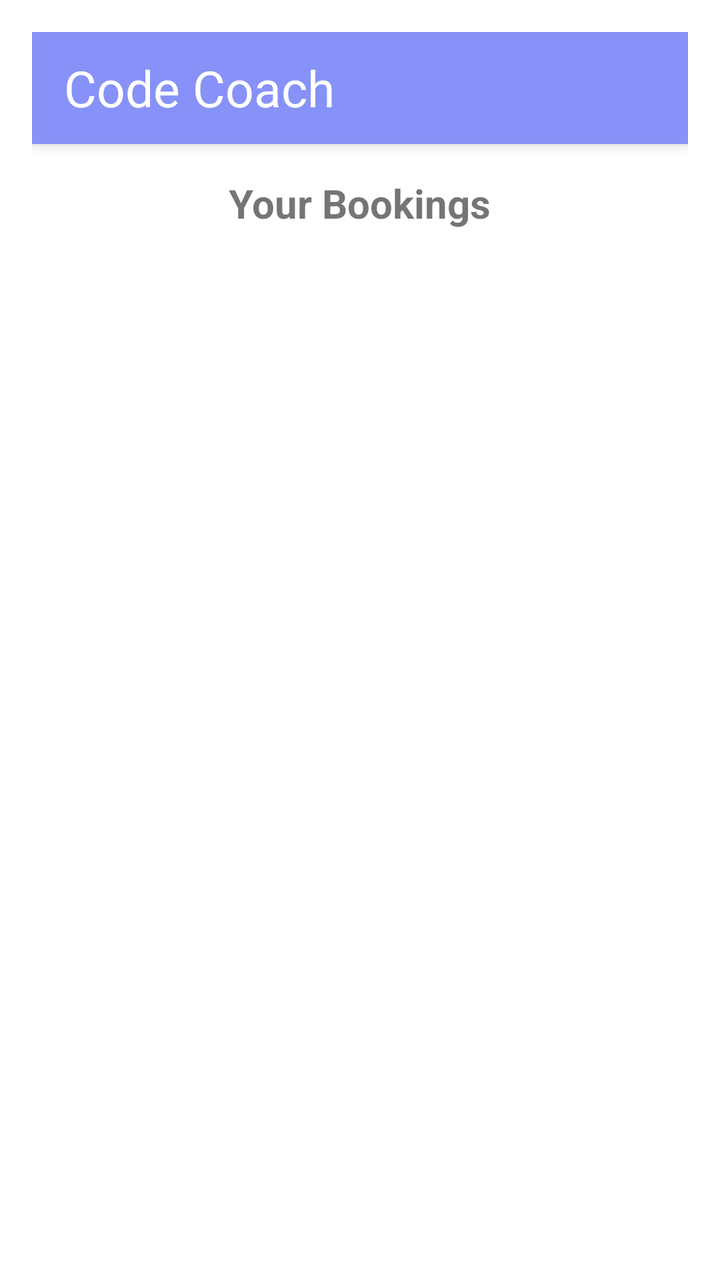
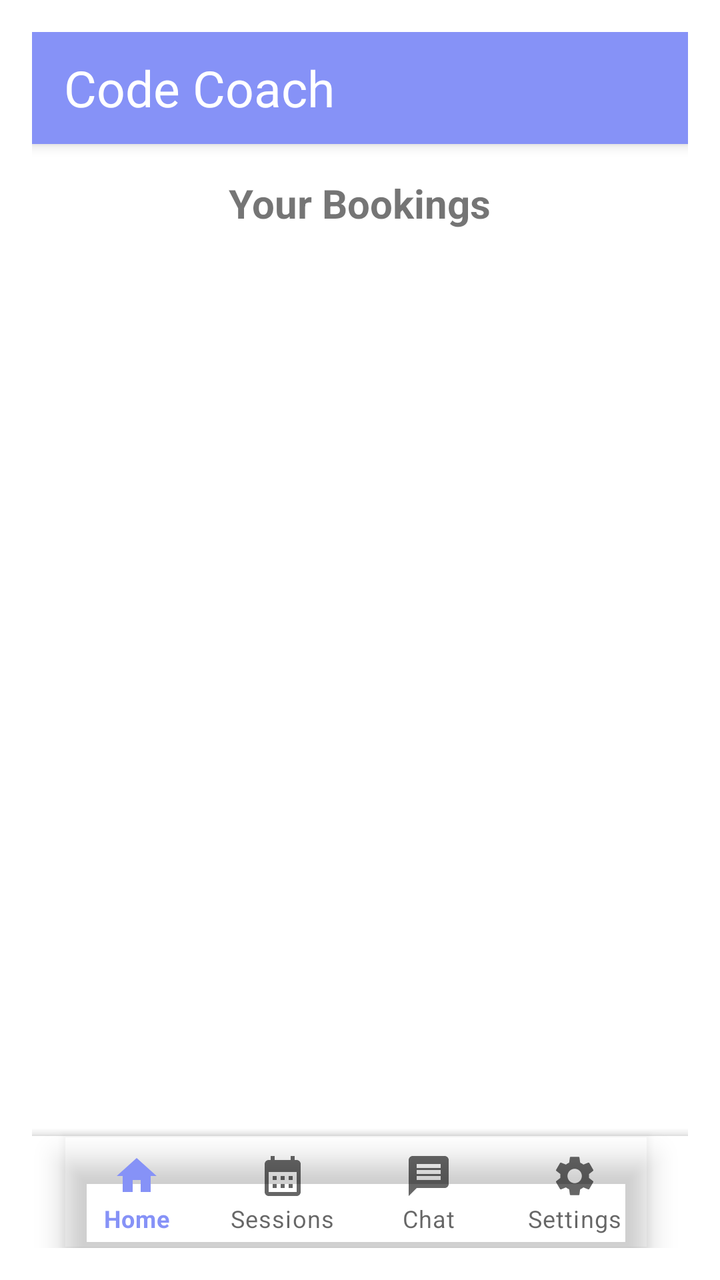

Compare the two renders of this Android layout. The source of the first and the diff that turns it into the second are given below.
<!-- AndroidManifest.xml: application theme Theme.CC -->
<!-- res/layout/activity_student_sessions.xml -->
<?xml version="1.0" encoding="utf-8"?>
<LinearLayout
    xmlns:android="http://schemas.android.com/apk/res/android"
    xmlns:app="http://schemas.android.com/apk/res-auto"
    xmlns:tools="http://schemas.android.com/tools"
    android:layout_width="match_parent"
    android:layout_height="match_parent"
    android:orientation="vertical"
    android:padding="16dp">

    <androidx.appcompat.widget.Toolbar
        android:id="@+id/topToolbar"
        android:layout_width="match_parent"
        android:layout_height="wrap_content"
        android:background="@color/lavender"
        app:contentInsetStartWithNavigation="0dp"
        android:elevation="4dp"
        android:theme="@style/ThemeOverlay.AppCompat.ActionBar">

        <TextView
            android:id="@+id/toolbarTitle"
            android:layout_width="wrap_content"
            android:layout_height="wrap_content"
            android:layout_gravity="center_vertical"
            android:text="Code Coach"
            android:textColor="@color/white"
            android:textSize="25sp"
            android:layout_marginStart="16dp"/>
    </androidx.appcompat.widget.Toolbar>

    <TextView
        android:id="@+id/textViewTitle"
        android:layout_width="wrap_content"
        android:layout_height="wrap_content"
        android:text="Your Bookings"
        android:textSize="20sp"
        android:textStyle="bold"
        android:layout_gravity="center_horizontal"
        android:layout_marginTop="16dp"/>

    <androidx.recyclerview.widget.RecyclerView
        android:id="@+id/recyclerViewBookings"
        android:layout_width="match_parent"
        android:layout_height="0dp"
        android:layout_weight="1"
        android:layout_marginTop="16dp"/>

</LinearLayout>
<!-- resources referenced by this layout -->
<resources>
  <color name="lavender">#8692f7</color>
  <color name="white">#FFFFFFFF</color>
  <style name="Theme.CC" parent="Base.Theme.CC" />
  <style name="Base.Theme.CC" parent="Theme.MaterialComponents.DayNight.NoActionBar">
          
          <item name="colorPrimary">@color/lavender</item>
          <item name="colorPrimaryVariant">@color/lavender</item>
          <item name="colorOnPrimary">@color/white</item>
          
          <item name="colorSecondary">@color/teal_200</item>
          <item name="colorSecondaryVariant">@color/teal_700</item>
          <item name="colorOnSecondary">@color/black</item>
          
          <item name="android:statusBarColor">?attr/colorPrimaryVariant</item>
          
          
      </style>
  <color name="teal_200">#FF03DAC5</color>
  <color name="teal_700">#FF018786</color>
  <color name="black">#FF000000</color>
</resources>

<!-- the commit's change to res/layout/activity_student_sessions.xml (unified diff, before → after) -->
@@ -45,4 +45,25 @@
         android:layout_weight="1"
         android:layout_marginTop="16dp"/>
 
+    <com.google.android.material.bottomappbar.BottomAppBar
+        android:layout_width="match_parent"
+        android:layout_height="wrap_content"
+        android:id="@+id/bottomAppBar"
+        android:layout_gravity="bottom"
+        android:background="@color/white"
+        app:fabCradleMargin="10dp"
+        app:fabCradleRoundedCornerRadius="50dp"
+        tools:ignore="BottomAppBar">
+
+        <com.google.android.material.bottomnavigation.BottomNavigationView
+            android:layout_width="wrap_content"
+            android:layout_height="wrap_content"
+            android:id="@+id/bottomNavigationView"
+            android:layout_marginEnd="20dp"
+            app:labelVisibilityMode="labeled"
+            android:background="@android:color/transparent"
+            app:menu="@menu/bottom_menu"/>
+
+    </com.google.android.material.bottomappbar.BottomAppBar>
+
 </LinearLayout>
